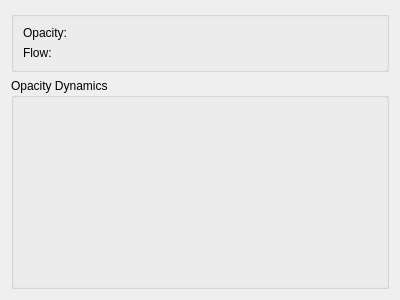
Above: krita/plugins/paintops/libpaintop/forms/wdgflowopacityoption.ui from KDE/krita before the change. Below: the same form after it.
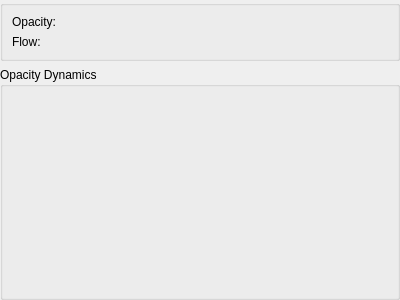
That is the form after the change. Custom widgets are drawn as their Qt base class.

Commit message:
Lot's of margin twisting in Krita brush config UI
Among other things removed the margin from KoResourceItemChooser, as it is a widget,
only composed from other widgets, so to align properly with other widgets there should
not be a margin around it

thanks boud for review

The edit to the form file:
```diff
--- a/krita/plugins/paintops/libpaintop/forms/wdgflowopacityoption.ui
+++ b/krita/plugins/paintops/libpaintop/forms/wdgflowopacityoption.ui
@@ -11,6 +11,9 @@
    </rect>
   </property>
   <layout class="QVBoxLayout" name="verticalLayout" stretch="0,1">
+   <property name="margin">
+    <number>0</number>
+   </property>
    <item>
     <widget class="QGroupBox" name="groupBox1">
      <property name="title">
```
The commit also changes 26 other files.
